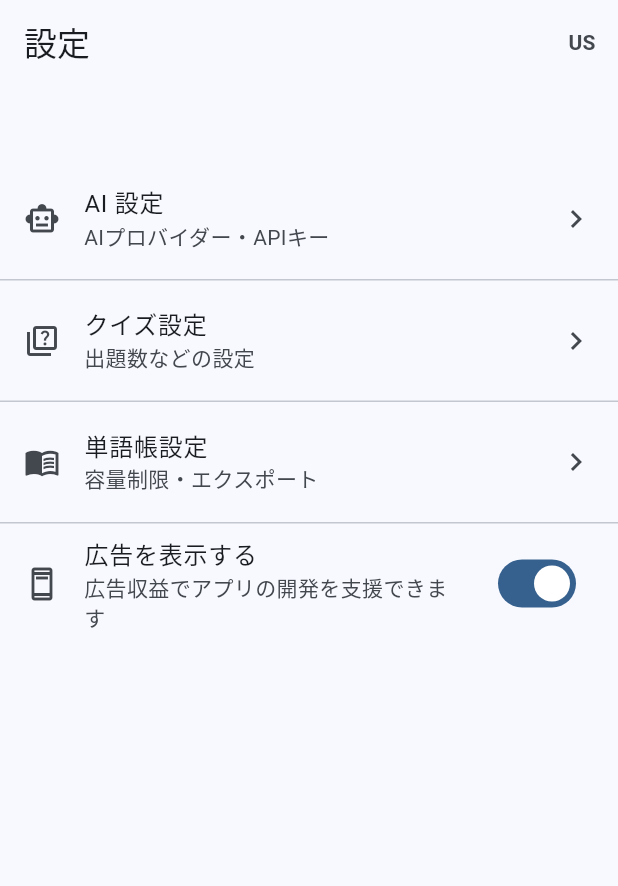
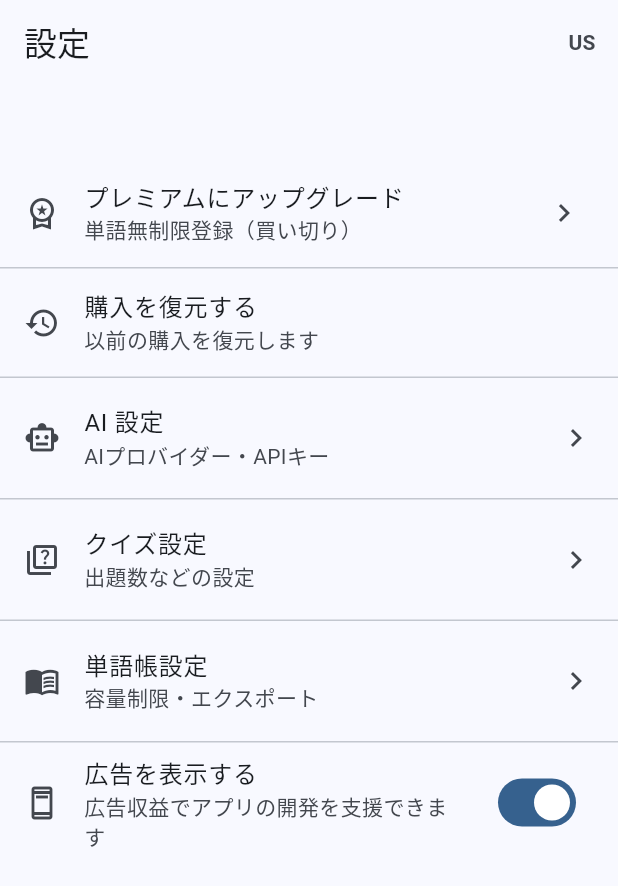
Before and after one commit to RYO0115/language_learn_app, a Flutter app: the SettingsPage screen opened by its route, on a phone screen of 412 x 824 dp. Shown: the top 886 px of the screen. Run offline on Flutter 3.47's test engine with Material 3 defaults, Android fonts, the phone set to English and light mode, and no system bars; our stand-ins replace dio, drift, file_picker, flutter_riverpod, flutter_secure_storage, flutter_tts and 4 more; accounts and stored records are empty; generated files the repository leaves out were written again; network calls fail.

Commit message:
アプリ内課金で単語登録数制限を実装（無料: 1,000件、プレミアム: 無制限）
- in_app_purchase パッケージを追加
- AppSettings に isPremium フラグを追加、SettingsRepository で永続化
- PurchaseNotifier を実装（購入・復元・ストリーム購読）
- 単語一覧画面に登録件数インジケーター（例: 247 / 1000件）を追加
- 上限到達時に FAB・新規登録ボタンをブロックし、アップグレードダイアログを表示
- 単語編集画面でも保存時に上限チェックを実施
- 設定画面にプレミアムアップグレード・購入復元タイルを追加

Co-Authored-By: Claude Sonnet 4.6 <noreply@anthropic.com>

```diff
--- a/smartphone_app/lib/features/settings/data/settings_repository.dart
+++ b/smartphone_app/lib/features/settings/data/settings_repository.dart
@@ -15,6 +15,7 @@ class SettingsRepository {
   static const _keyDbLimitMb = 'db_limit_mb';
   static const _keyTtsAccent = 'tts_accent';
   static const _keyAdsEnabled = 'ads_enabled';
+  static const _keyIsPremium = 'is_premium';
 
   Future<AppSettings> load() async {
     final provider = await _storage.read(key: _keyProvider);
@@ -24,6 +25,7 @@ class SettingsRepository {
     final dbLimit = await _storage.read(key: _keyDbLimitMb);
     final ttsAccent = await _storage.read(key: _keyTtsAccent);
     final adsEnabled = await _storage.read(key: _keyAdsEnabled);
+    final isPremium = await _storage.read(key: _keyIsPremium);
 
     return AppSettings(
       aiProvider: provider == AiProvider.claude.name
@@ -37,6 +39,7 @@ class SettingsRepository {
           ? TtsAccent.british
           : TtsAccent.american,
       adsEnabled: adsEnabled != 'false',
+      isPremium: isPremium == 'true',
     );
   }
 
@@ -63,5 +66,7 @@ class SettingsRepository {
         key: _keyTtsAccent, value: settings.ttsAccent.name);
     await _storage.write(
         key: _keyAdsEnabled, value: settings.adsEnabled.toString());
+    await _storage.write(
+        key: _keyIsPremium, value: settings.isPremium.toString());
   }
 }
--- a/smartphone_app/lib/features/settings/domain/app_settings.dart
+++ b/smartphone_app/lib/features/settings/domain/app_settings.dart
@@ -11,6 +11,7 @@ class AppSettings {
     this.dbLimitMb = 100,
     this.ttsAccent = TtsAccent.american,
     this.adsEnabled = true,
+    this.isPremium = false,
   });
 
   final AiProvider aiProvider;
@@ -20,6 +21,7 @@ class AppSettings {
   final int dbLimitMb;
   final TtsAccent ttsAccent;
   final bool adsEnabled;
+  final bool isPremium;
 
   bool get hasAnyApiKey =>
       (googleApiKey != null && googleApiKey!.isNotEmpty) ||
@@ -33,6 +35,7 @@ class AppSettings {
     int? dbLimitMb,
     TtsAccent? ttsAccent,
     bool? adsEnabled,
+    bool? isPremium,
   }) {
     return AppSettings(
       aiProvider: aiProvider ?? this.aiProvider,
@@ -42,6 +45,7 @@ class AppSettings {
       dbLimitMb: dbLimitMb ?? this.dbLimitMb,
       ttsAccent: ttsAccent ?? this.ttsAccent,
       adsEnabled: adsEnabled ?? this.adsEnabled,
+      isPremium: isPremium ?? this.isPremium,
     );
   }
 }
--- a/smartphone_app/lib/features/settings/presentation/settings_page.dart
+++ b/smartphone_app/lib/features/settings/presentation/settings_page.dart
@@ -4,7 +4,7 @@ import 'package:go_router/go_router.dart';
 import 'package:language_learn_app/l10n/app_localizations.dart';
 import '../../../common/widgets/ad_scaffold.dart';
 import '../../../common/widgets/common_app_bar_actions.dart';
-import '../domain/app_settings.dart';
+import '../../../core/purchase/purchase_provider.dart';
 import 'settings_provider.dart';
 
 class SettingsPage extends ConsumerWidget {
@@ -15,6 +15,8 @@ class SettingsPage extends ConsumerWidget {
     final l10n = AppLocalizations.of(context)!;
     final settings = ref.watch(settingsProvider).valueOrNull;
     final adsEnabled = settings?.adsEnabled ?? true;
+    final isPremium = settings?.isPremium ?? false;
+    final purchase = ref.watch(purchaseProvider);
 
     return AdScaffold(
       appBar: AppBar(
@@ -23,6 +25,50 @@ class SettingsPage extends ConsumerWidget {
       ),
       body: ListView(
         children: [
+          isPremium
+              ? const ListTile(
+                  leading: Icon(Icons.workspace_premium,
+                      color: Colors.amber),
+                  title: Text('プレミアム会員'),
+                  subtitle: Text('単語登録数の上限が解除されています'),
+                  trailing: Icon(Icons.check_circle, color: Colors.green),
+                )
+              : ListTile(
+                  leading: const Icon(Icons.workspace_premium_outlined),
+                  title: const Text('プレミアムにアップグレード'),
+                  subtitle: Text(purchase.productDetails != null
+                      ? '単語無制限登録 ${purchase.productDetails!.price}'
+                      : '単語無制限登録（買い切り）'),
+                  trailing: purchase.isPending
+                      ? const SizedBox(
+                          width: 24,
+                          height: 24,
+                          child: CircularProgressIndicator(strokeWidth: 2),
+                        )
+                      : const Icon(Icons.chevron_right),
+                  onTap: purchase.isPending || !purchase.isAvailable
+                      ? null
+                      : () => ref.read(purchaseProvider.notifier).buy(),
+                ),
+          if (!isPremium) ...[
+            const Divider(height: 1),
+            ListTile(
+              leading: const Icon(Icons.restore),
+              title: const Text('購入を復元する'),
+              subtitle: const Text('以前の購入を復元します'),
+              trailing: purchase.isPending
+                  ? const SizedBox(
+                      width: 24,
+                      height: 24,
+                      child: CircularProgressIndicator(strokeWidth: 2),
+                    )
+                  : null,
+              onTap: purchase.isPending
+                  ? null
+                  : () => ref.read(purchaseProvider.notifier).restore(),
+            ),
+          ],
+          const Divider(height: 1),
           _SettingsTile(
             icon: Icons.smart_toy_outlined,
             title: 'AI 設定',
@@ -52,15 +98,7 @@ class SettingsPage extends ConsumerWidget {
             onChanged: settings == null
                 ? null
                 : (v) async {
-                    final updated = AppSettings(
-                      aiProvider: settings.aiProvider,
-                      googleApiKey: settings.googleApiKey,
-                      claudeApiKey: settings.claudeApiKey,
-                      quizCount: settings.quizCount,
-                      dbLimitMb: settings.dbLimitMb,
-                      ttsAccent: settings.ttsAccent,
-                      adsEnabled: v,
-                    );
+                    final updated = settings.copyWith(adsEnabled: v);
                     await ref
                         .read(settingsProvider.notifier)
                         .save(updated);
--- a/smartphone_app/lib/features/settings/presentation/settings_provider.dart
+++ b/smartphone_app/lib/features/settings/presentation/settings_provider.dart
@@ -18,4 +18,10 @@ class SettingsNotifier extends AsyncNotifier<AppSettings> {
     await repo.save(settings);
     state = AsyncData(settings);
   }
+
+  Future<void> setPremium(bool value) async {
+    final current = state.valueOrNull;
+    if (current == null) return;
+    await save(current.copyWith(isPremium: value));
+  }
 }
--- a/smartphone_app/lib/features/words/presentation/word_list_provider.dart
+++ b/smartphone_app/lib/features/words/presentation/word_list_provider.dart
@@ -5,6 +5,12 @@ import '../domain/word.dart';
 final wordListProvider = StreamProvider<List<Word>>((ref) {
   final repo = ref.watch(wordRepositoryProvider);
   return repo.watchAllWords();
+});
+
+final wordCountProvider = FutureProvider<int>((ref) {
+  final repo = ref.watch(wordRepositoryProvider);
+  ref.watch(wordListProvider); // invalidate when list changes
+  return repo.countWords();
 });
 
 final wordSearchQueryProvider = StateProvider<String>((ref) => '');
--- a/smartphone_app/pubspec.yaml
+++ b/smartphone_app/pubspec.yaml
@@ -49,6 +49,9 @@ dependencies:
   # 広告
   google_mobile_ads: ^5.0.0
 
+  # アプリ内課金
+  in_app_purchase: ^3.2.0
+
   # 将来（バックアップ）
   # icloud_storage: ^3.0.0
   # googleapis: ^13.0.0
```
Also changed, not shown: smartphone_app/lib/core/purchase/purchase_provider.dart (added, +116 -0 lines), smartphone_app/lib/features/words/presentation/word_edit_page.dart (+30 -0 lines), smartphone_app/lib/features/words/presentation/word_list_page.dart (+67 -5 lines), smartphone_app/pubspec.lock, 3 other files.
